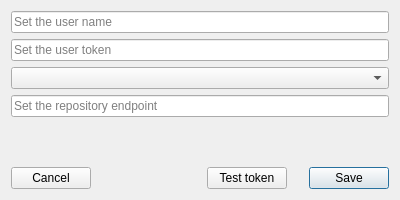
Before: the Qt Designer form src/git_server/ServerConfigDlg.ui in francescmm/GitQlient, drawn with Qt 5.
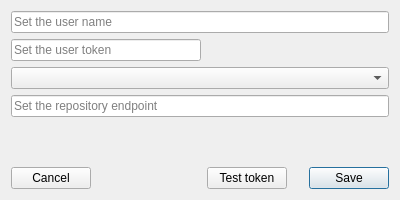
After: the same form once the commit is applied. Custom widgets are drawn as their Qt base class.

Commit message: Adding link to get a personal access token

```diff
--- a/src/git_server/ServerConfigDlg.ui
+++ b/src/git_server/ServerConfigDlg.ui
@@ -83,16 +83,6 @@
    <item row="2" column="0" colspan="7">
     <widget class="QComboBox" name="cbServer"/>
    </item>
-   <item row="1" column="0" colspan="7">
-    <widget class="QLineEdit" name="leUserToken">
-     <property name="echoMode">
-      <enum>QLineEdit::Password</enum>
-     </property>
-     <property name="placeholderText">
-      <string>Set the user token</string>
-     </property>
-    </widget>
-   </item>
    <item row="6" column="4">
     <widget class="QPushButton" name="pbTest">
      <property name="text">
@@ -136,8 +126,32 @@
      </property>
     </spacer>
    </item>
+   <item row="1" column="0" colspan="4">
+    <widget class="QLineEdit" name="leUserToken">
+     <property name="echoMode">
+      <enum>QLineEdit::Password</enum>
+     </property>
+     <property name="placeholderText">
+      <string>Set the user token</string>
+     </property>
+    </widget>
+   </item>
+   <item row="1" column="4" colspan="3">
+    <widget class="ButtonLink" name="lAccessToken">
+     <property name="text">
+      <string/>
+     </property>
+    </widget>
+   </item>
   </layout>
  </widget>
+ <customwidgets>
+  <customwidget>
+   <class>ButtonLink</class>
+   <extends>QLabel</extends>
+   <header>ButtonLink.hpp</header>
+  </customwidget>
+ </customwidgets>
  <tabstops>
   <tabstop>leUserName</tabstop>
   <tabstop>leUserToken</tabstop>
```
The commit also changes 1 other file.
